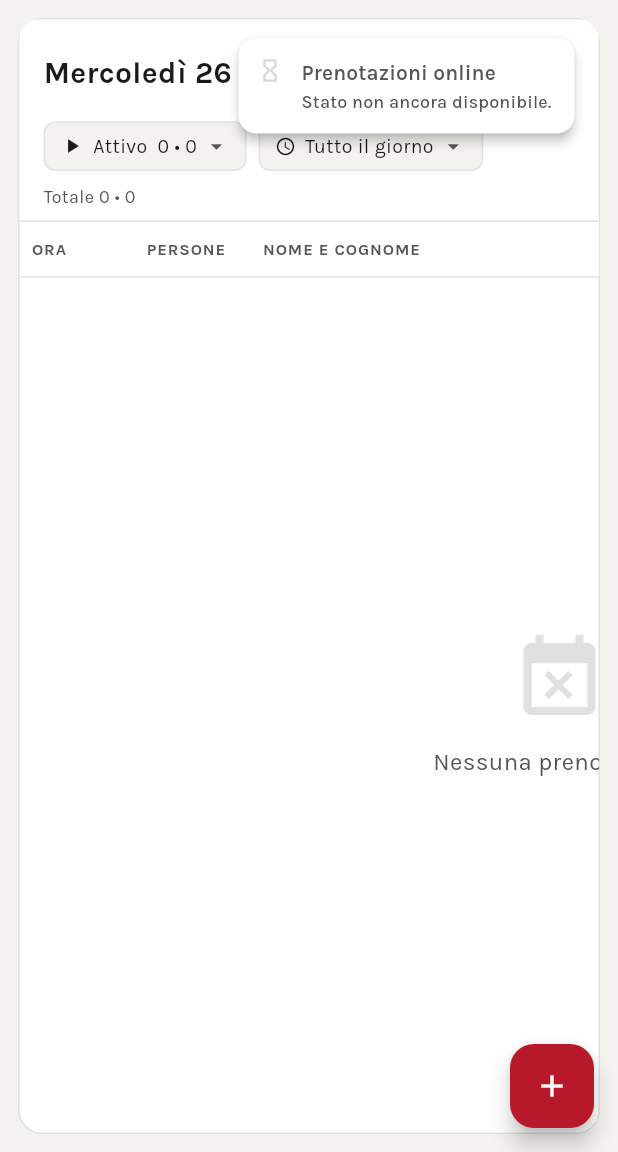
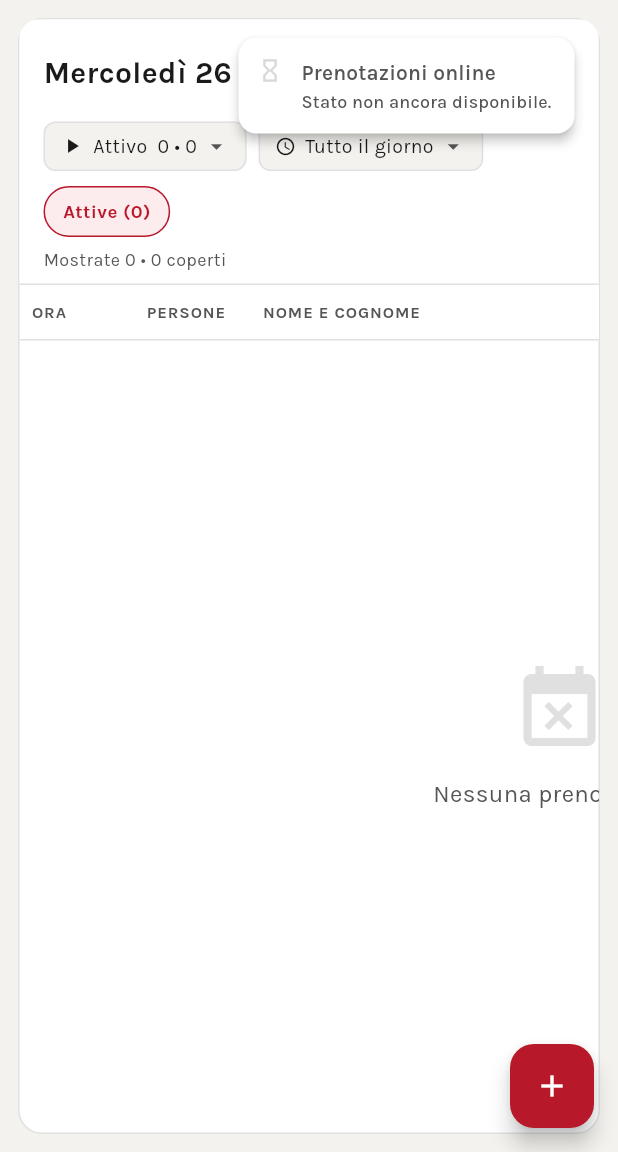
Before and after one commit to ferrarapeppe/restaurant-booking, a Flutter app: the BookingsScreen screen opened by its route, after a tap on the "more vert" icon, on a phone screen of 412 x 824 dp, the part 84-1236 px from its top. Run offline on Flutter 3.47's test engine with Material 3 defaults, Android fonts, the phone set to English and light mode, and no system bars; our stand-ins replace flutter_dotenv, flutter_riverpod, go_router, google_fonts, supabase_flutter; missing offline and left inert: dart:html, dart:js; accounts and stored records are empty; Roboto replaces fonts that are missing (Playfair Display Sc); statements that could not run were skipped.

Commit message:
Calendario ed elenco contano allo stesso modo
Il conteggio del mese sommava tutte le prenotazioni, annullate comprese,
mentre l'elenco di default mostra solo le attive: la cella diceva
"1 prenotaz." e aprendo il giorno non c'era niente. Ora il calendario
esclude annullate, rifiutate e no-show, coperti compresi: una disdetta
non occupa un tavolo e non deve gonfiare la previsione di sala.

Nell'elenco compaiono le pastiglie per stato — Attive, In attesa,
Annullate, Tutte — che contano e filtrano insieme. Le righe del periodo
si caricano una volta sola e il filtro lavora in memoria, cosi' cambiare
stato non richiede un nuovo giro al database.

Co-Authored-By: Claude Opus 5 <noreply@anthropic.com>

```diff
--- a/lib/data/repositories/booking_repository.dart
+++ b/lib/data/repositories/booking_repository.dart
@@ -28,8 +28,14 @@ class BookingRepository {
         .gte('date', startDate)
         .lte('date', endDate);
 
+    // Il calendario mostra solo le prenotazioni vive. Prima sommava tutto,
+    // annullate comprese, mentre l'elenco di default mostra solo le attive:
+    // la cella diceva "1 prenotaz." e aprendo il giorno non c'era niente.
+    // I coperti seguono la stessa regola: una disdetta non occupa un tavolo.
+    const spente = {'canceled', 'rejected', 'no_show'};
     final Map<String, Map<String, int>> counts = {};
     for (final row in response as List) {
+      if (spente.contains((row['status'] ?? '').toString())) continue;
       final d = row['date'] as String;
       counts[d] ??= {'prenotazioni': 0, 'ospiti': 0, 'pending': 0};
       counts[d]!['prenotazioni'] = (counts[d]?['prenotazioni'] ?? 0) + 1;
--- a/lib/features/bookings/bookings_screen.dart
+++ b/lib/features/bookings/bookings_screen.dart
@@ -97,10 +97,36 @@ class _BookingsScreenState extends ConsumerState<BookingsScreen> {
     return 'altro';
   }
 
-  /// Le prenotazioni effettivamente mostrate, dopo il filtro sul turno.
-  List<Map<String, dynamic>> get _visibili => _turnoFiltro == 'tutti'
+  /// Stati che contano come prenotazione viva.
+  static const _statiAttivi = {'approved', 'pending', 'seated', 'completed'};
+
+  /// Le righe del periodo dopo il solo filtro sul turno: la base su cui si
+  /// contano gli stati, perche' i numeri devono seguire il turno scelto.
+  List<Map<String, dynamic>> get _delTurno => _turnoFiltro == 'tutti'
       ? _bookingsWithDetails
       : _bookingsWithDetails.where((b) => _turnoDi(b) == _turnoFiltro).toList();
+
+  bool _passaStato(Map<String, dynamic> b) {
+    final s = (b['status'] ?? '').toString();
+    if (_statusFilter == 'tutti') return true;
+    if (_statusFilter == 'attivo') return _statiAttivi.contains(s);
+    return s == _statusFilter;
+  }
+
+  /// Le prenotazioni effettivamente mostrate, dopo turno e stato.
+  List<Map<String, dynamic>> get _visibili =>
+      _delTurno.where(_passaStato).toList();
+
+  /// Quante righe per ogni stato, per le pastiglie sopra la tabella.
+  Map<String, int> get _conteggiStato {
+    final m = <String, int>{'attivo': 0, 'tutti': _delTurno.length};
+    for (final b in _delTurno) {
+      final s = (b['status'] ?? '').toString();
+      m[s] = (m[s] ?? 0) + 1;
+      if (_statiAttivi.contains(s)) m['attivo'] = (m['attivo'] ?? 0) + 1;
+    }
+    return m;
+  }
 
   void _mostraFiltroTurno(BuildContext context) {
     showModalBottomSheet(
@@ -186,28 +212,16 @@ class _BookingsScreenState extends ConsumerState<BookingsScreen> {
         query = query.eq('source', 'web').eq('status', 'pending');
       } else if (_perArrivo) {
         query = query.gte('created_at', _daQuandoArrivate.toIso8601String());
-        if (_statusFilter != 'tutti' && _statusFilter != 'attivo') {
-          query = query.eq('status', _statusFilter);
-        } else if (_statusFilter == 'attivo') {
-          query = query.inFilter('status', ['approved', 'pending', 'seated']);
-        }
       } else if (estremi != null) {
         query = query
             .gte('date', DateFormat('yyyy-MM-dd').format(estremi.$1))
             .lte('date', DateFormat('yyyy-MM-dd').format(estremi.$2));
-        if (_statusFilter != 'tutti' && _statusFilter != 'attivo') {
-          query = query.eq('status', _statusFilter);
-        } else if (_statusFilter == 'attivo') {
-          query = query.inFilter('status', ['approved', 'pending', 'seated']);
-        }
       } else {
         query = query.eq('date', dateStr);
-        if (_statusFilter != 'tutti' && _statusFilter != 'attivo') {
-          query = query.eq('status', _statusFilter);
-        } else if (_statusFilter == 'attivo') {
-          query = query.inFilter('status', ['approved', 'pending', 'seated']);
-        }
       }
+      // Lo stato non lo filtra piu' il database ma `_visibili`: servono tutte
+      // le righe per poter dire "Annullate (2)" accanto ad "Attive (2)".
+      // Senza il conteggio, una prenotazione disdetta spariva e basta.
 
       // Guardando gli arrivi conta l'ordine in cui sono entrate, dalla piu'
       // recente. Su piu' giorni di servizio, l'ora da sola non basta.
@@ -520,8 +534,35 @@ class _BookingsScreenState extends ConsumerState<BookingsScreen> {
                 ),
               ),
             ]),
-            const SizedBox(height: 8),
-            Text('Totale $total \u2022 $totalGuests',
+            const SizedBox(height: 10),
+            // Quante ce ne sono per stato, e un tocco per vederle. Prima una
+            // prenotazione annullata spariva senza lasciare traccia: il
+            // calendario la contava, l'elenco no, e sembrava un guasto.
+            Builder(builder: (_) {
+              final c = _conteggiStato;
+              final voci = <(String, String)>[
+                ('attivo', 'Attive'),
+                if ((c['pending'] ?? 0) > 0) ('pending', 'In attesa'),
+                if ((c['canceled'] ?? 0) > 0) ('canceled', 'Annullate'),
+                if ((c['no_show'] ?? 0) > 0) ('no_show', 'No-show'),
+                if ((c['rejected'] ?? 0) > 0) ('rejected', 'Rifiutate'),
+                if ((c['tutti'] ?? 0) != (c['attivo'] ?? 0)) ('tutti', 'Tutte'),
+              ];
+              return Wrap(spacing: 6, runSpacing: 6, children: [
+                for (final v in voci)
+                  _PastigliaStato(
+                    etichetta: v.$2,
+                    numero: c[v.$1] ?? 0,
+                    scelta: _statusFilter == v.$1,
+                    spenta: v.$1 == 'canceled' || v.$1 == 'no_show' || v.$1 == 'rejected',
+                    // Le righe sono gia' in memoria: cambiare stato non
+                    // richiede di tornare al database.
+                    onTap: () => setState(() => _statusFilter = v.$1),
+                  ),
+              ]);
+            }),
+            const SizedBox(height: 6),
+            Text('Mostrate $total \u2022 $totalGuests coperti',
                 style: const TextStyle(color: AppColors.textSecondary, fontSize: 12)),
           ]),
         ),
@@ -663,6 +704,54 @@ class _BookingsScreenState extends ConsumerState<BookingsScreen> {
   }
 
 }
+
+/// Pastiglia "Annullate (2)": conta e filtra insieme.
+///
+/// Gli stati spenti restano grigi anche da selezionati: un'annullata non deve
+/// somigliare a una prenotazione viva nemmeno per un attimo.
+class _PastigliaStato extends StatelessWidget {
+  final String etichetta;
+  final int numero;
+  final bool scelta;
+  final bool spenta;
+  final VoidCallback onTap;
+
+  const _PastigliaStato({
+    required this.etichetta,
+    required this.numero,
+    required this.scelta,
+    required this.spenta,
+    required this.onTap,
+  });
+
+  @override
+  Widget build(BuildContext context) {
+    final tinta = spenta ? AppColors.textSecondary : AppColors.accent;
+    return InkWell(
+      onTap: onTap,
+      borderRadius: BorderRadius.circular(20),
+      child: Container(
+        padding: const EdgeInsets.symmetric(horizontal: 12, vertical: 7),
+        decoration: BoxDecoration(
+          color: scelta
+              ? (spenta ? AppColors.cardLight : AppColors.accentLight)
+              : AppColors.background,
+          borderRadius: BorderRadius.circular(20),
+          border: Border.all(color: scelta ? tinta : AppColors.divider),
+        ),
+        child: Text(
+          '$etichetta ($numero)',
+          style: TextStyle(
+            color: scelta ? tinta : AppColors.textSecondary,
+            fontSize: 12.5,
+            fontWeight: scelta ? FontWeight.bold : FontWeight.normal,
+          ),
+        ),
+      ),
+    );
+  }
+}
+
 // ── Status menu items ─────────────────────────────────────────────────────────
 const _kStatusChoices = [
   ('pending',   'Richiesta',          Icons.help_outline),
```
